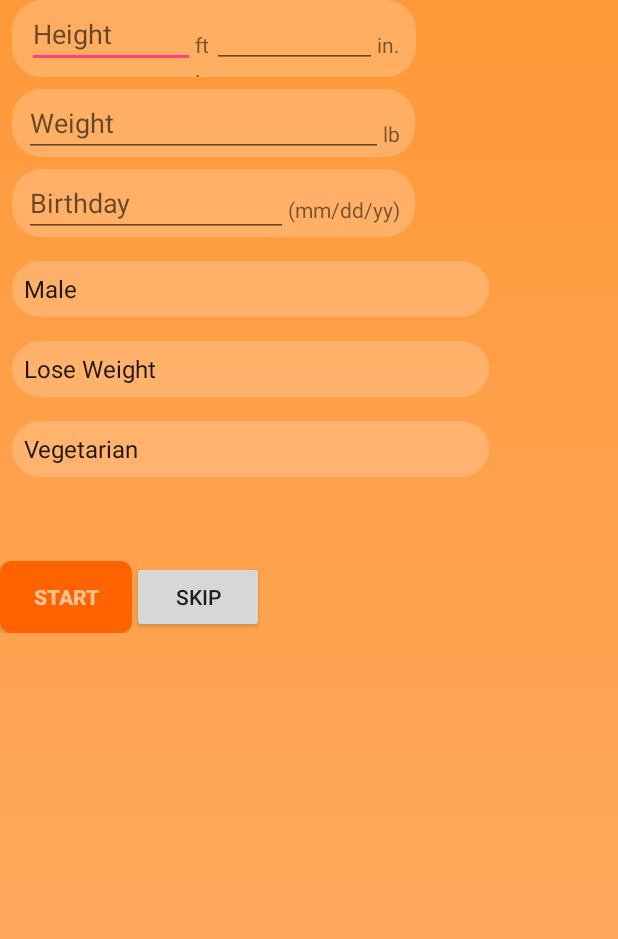
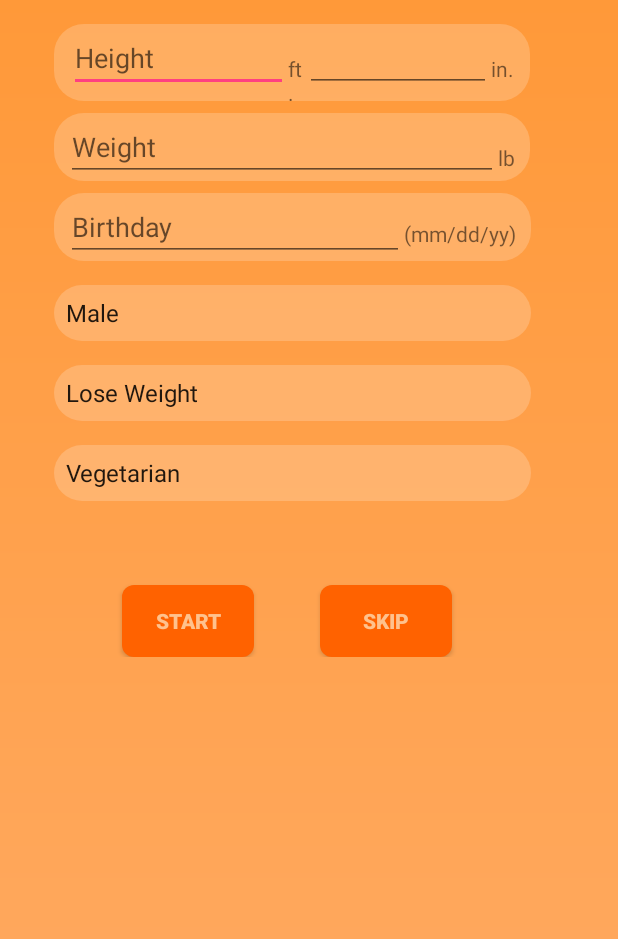
Before and after one commit to binc74/food-recommendation, an Android app: the PrefSetActivity screen opened directly, with no data from a screen before it, on a phone screen of 412 x 824 dp. Shown: the top 939 px of the screen. Run offline under Robolectric (Android 15) with nearby library versions, the phone set to English and light mode, and no system bars.

Commit message:
UI enhancement

```diff
--- a/app/src/main/res/layout/activity_pref_set.xml
+++ b/app/src/main/res/layout/activity_pref_set.xml
@@ -11,7 +11,11 @@
 
     <android.support.constraint.ConstraintLayout
         android:layout_width="wrap_content"
-        android:layout_height="wrap_content">
+        android:layout_height="wrap_content"
+        android:layout_marginStart="28dp"
+        android:layout_marginTop="16dp"
+        app:layout_constraintStart_toStartOf="parent"
+        app:layout_constraintTop_toTopOf="parent">
 
         <LinearLayout
             android:id="@+id/statusLayout"
@@ -24,7 +28,7 @@
 
             <EditText
                 android:id="@+id/editText"
-                android:layout_width="112dp"
+                android:layout_width="146dp"
                 android:layout_height="wrap_content"
                 android:layout_marginStart="10dp"
                 android:ems="10"
@@ -44,7 +48,7 @@
 
             <EditText
                 android:id="@+id/editText4"
-                android:layout_width="110dp"
+                android:layout_width="124dp"
                 android:layout_height="wrap_content"
                 android:layout_marginTop="0dp"
                 android:ems="10"
@@ -77,7 +81,7 @@
 
             <EditText
                 android:id="@+id/editText2"
-                android:layout_width="239dp"
+                android:layout_width="288dp"
                 android:layout_height="wrap_content"
                 android:layout_marginStart="8dp"
                 android:layout_marginTop="0dp"
@@ -111,7 +115,7 @@
 
             <EditText
                 android:id="@+id/editText3"
-                android:layout_width="176dp"
+                android:layout_width="225dp"
                 android:layout_height="wrap_content"
                 android:layout_marginStart="8dp"
                 android:ems="10"
@@ -166,11 +170,12 @@
             android:id="@+id/submit_pref"
             android:layout_width="wrap_content"
             android:layout_height="wrap_content"
+            android:layout_marginStart="53dp"
             android:layout_marginTop="56dp"
             android:background="@drawable/buttonbkg"
             android:text="@string/action_start"
+            android:textColor="#ffc28d"
             android:textStyle="bold"
-            android:textColor="#ffc28d"
             app:layout_constraintStart_toStartOf="parent"
             app:layout_constraintTop_toBottomOf="@+id/spinner3" />
 
@@ -178,9 +183,14 @@
             android:id="@+id/skip_pref"
             android:layout_width="wrap_content"
             android:layout_height="wrap_content"
+            android:layout_marginStart="44dp"
             android:layout_marginTop="56dp"
+            android:background="@drawable/buttonbkg"
             android:text="@string/skip"
-            app:layout_constraintTop_toBottomOf="@+id/spinner3"
-            app:layout_constraintLeft_toRightOf="@+id/submit_pref"/>
+            android:textColor="#ffc28d"
+            android:textStyle="bold"
+            app:layout_constraintLeft_toRightOf="@+id/submit_pref"
+            app:layout_constraintStart_toEndOf="@+id/submit_pref"
+            app:layout_constraintTop_toBottomOf="@+id/spinner3" />
     </android.support.constraint.ConstraintLayout>
 </android.support.constraint.ConstraintLayout>
```
Also changed, not shown: app/src/main/res/layout/activity_sign_up.xml (+11 -2 lines).
